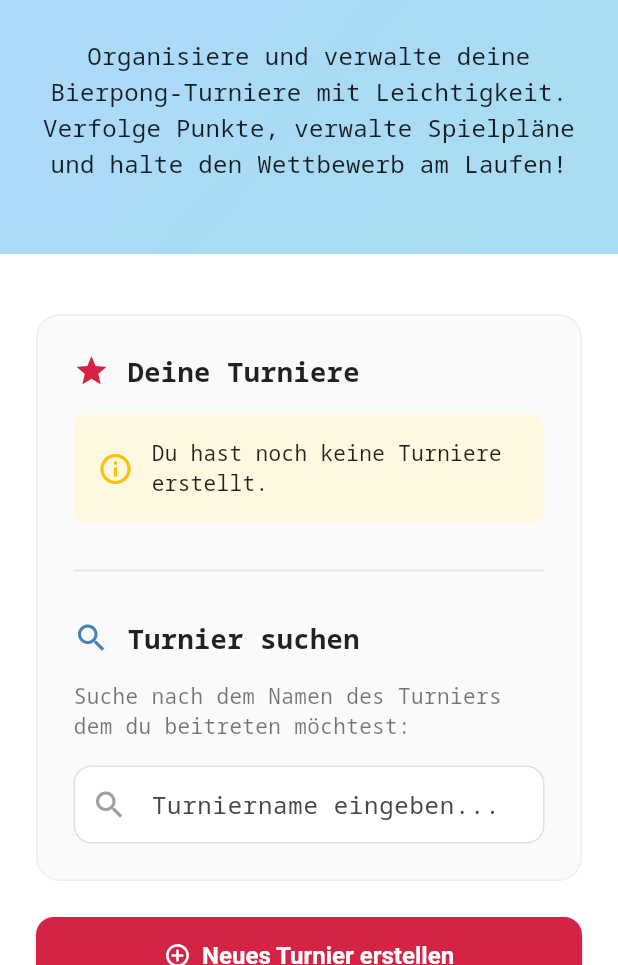
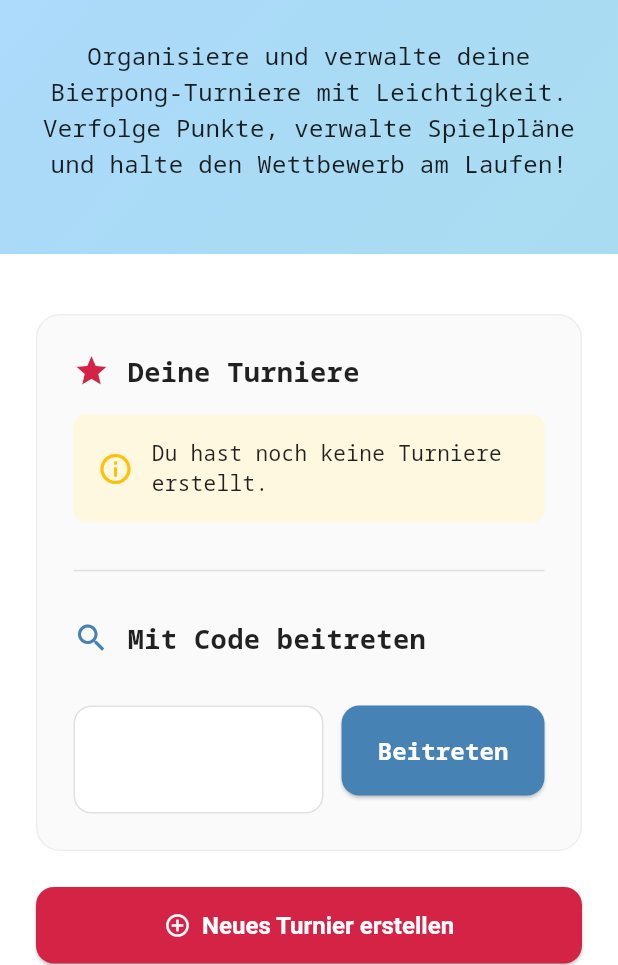
Before and after one commit to Captainbommel/pongstrong-flutter-app, a Flutter app: the screen it shows once a user with an empty profile is signed in, on a phone screen of 412 x 824 dp, the part 271-1236 px from its top. Run offline on Flutter 3.47's test engine with Material 3 defaults, Android fonts, the phone set to English and light mode, and no system bars; our stand-ins replace cloud_firestore, file_picker, firebase_auth, firebase_core, flutter_dotenv, google_fonts and 1 more; missing offline and left inert: dart:js_interop, graphview; accounts and stored records are empty; network calls fail.

Commit message:
feat: add join code functionality for tournaments;

```diff
--- a/lib/state/tournament_data_state.dart
+++ b/lib/state/tournament_data_state.dart
@@ -26,6 +26,7 @@ class TournamentDataState extends ChangeNotifier {
   bool _isKnockoutMode = false;
   String _tournamentStyle = 'groupsAndKnockouts';
   String? _selectedRuleset = 'bmt-cup';
+  String? _joinCode;
 
   // Async lock to serialise match operations and prevent interleaved
   // read-modify-write on the local match queue.
@@ -76,6 +77,9 @@ class TournamentDataState extends ChangeNotifier {
   /// The selected ruleset identifier, or `null` if disabled.
   String? get selectedRuleset => _selectedRuleset;
 
+  /// The 4-char join code for this tournament, or `null` if not set.
+  String? get joinCode => _joinCode;
+
   /// Whether team data has been loaded.
   bool get hasData => _teams.isNotEmpty;
 
@@ -101,6 +105,7 @@ class TournamentDataState extends ChangeNotifier {
       // Store tournament metadata
       _tournamentStyle = (tournamentInfo['tournamentStyle'] as String?) ??
           'groupsAndKnockouts';
+      _joinCode = tournamentInfo['joinCode'] as String?;
       if (tournamentInfo.containsKey('selectedRuleset')) {
         _selectedRuleset = tournamentInfo['selectedRuleset'] as String?;
       } else {
--- /dev/null
+++ b/lib/utils/join_code.dart
@@ -0,0 +1,48 @@
+import 'dart:math';
+
+/// Utility for generating and validating short tournament join codes.
+///
+/// Codes are 4-character uppercase alphanumeric strings using the
+/// characters `A-Z` (minus ambiguous `I`, `L`, `O`) and `2-9`
+/// (minus ambiguous `0`, `1`).
+///
+/// Every code is guaranteed to contain at least one letter so it
+/// cannot be confused with a pure number.
+class JoinCode {
+  JoinCode._();
+
+  /// Characters allowed in a join code (23 letters + 8 digits = 31).
+  static const String _letters = 'ABCDEFGHJKMNPQRSTUVWXYZ';
+  static const String _digits = '23456789';
+  static const String _allChars = '$_letters$_digits';
+
+  /// Length of a join code.
+  static const int codeLength = 4;
+
+  /// Generates a random join code guaranteed to contain at least one letter.
+  static String generate() {
+    final rng = Random.secure();
+    String code;
+    do {
+      code = String.fromCharCodes(
+        List.generate(codeLength,
+            (_) => _allChars.codeUnitAt(rng.nextInt(_allChars.length))),
+      );
+    } while (!_hasLetter(code));
+    return code;
+  }
+
+  /// Whether [code] is syntactically valid (4 chars from the allowed set,
+  /// at least one letter).
+  static bool isValid(String code) {
+    if (code.length != codeLength) return false;
+    if (!code.split('').every((c) => _allChars.contains(c))) return false;
+    return _hasLetter(code);
+  }
+
+  /// Normalises user input: trims whitespace and uppercases.
+  static String normalise(String input) => input.trim().toUpperCase();
+
+  static bool _hasLetter(String code) =>
+      code.split('').any((c) => _letters.contains(c));
+}
--- a/lib/views/landing/landing_page.dart
+++ b/lib/views/landing/landing_page.dart
@@ -1,10 +1,12 @@
 // Barrel export for landing page components
 import 'package:flutter/material.dart';
+import 'package:flutter/services.dart';
 import 'package:pongstrong/services/firestore_service/firestore_service.dart';
 import 'package:pongstrong/state/auth_state.dart';
 import 'package:pongstrong/state/tournament_data_state.dart';
 import 'package:pongstrong/state/tournament_selection_state.dart';
 import 'package:pongstrong/utils/colors.dart';
+import 'package:pongstrong/utils/join_code.dart';
 import 'package:pongstrong/views/landing/create_tournament_dialog.dart';
 import 'package:pongstrong/views/landing/impressum_dialog.dart';
 import 'package:pongstrong/views/landing/login_dialog.dart';
@@ -24,31 +26,29 @@ class LandingPage extends StatefulWidget {
 }
 
 class _LandingPageState extends State<LandingPage> {
-  late Future<List<String>> _tournamentsFuture;
   final FirestoreService _firestoreService = FirestoreService();
   bool _isLoadingTournament = false;
   final Map<String, Future<List<bool>>> _tournamentMetaCache = {};
-  final TextEditingController _searchController = TextEditingController();
-  String _searchQuery = '';
+  final TextEditingController _codeController = TextEditingController();
+  String? _codeError;
+  bool _isLookingUpCode = false;
   Future<List<String>>? _myTournamentsFuture;
   String? _myTournamentsUserId;
 
   @override
   void initState() {
     super.initState();
-    _tournamentsFuture = _firestoreService.listTournaments();
   }
 
   @override
   void dispose() {
-    _searchController.dispose();
+    _codeController.dispose();
     super.dispose();
   }
 
   void _refreshTournaments() {
     setState(() {
       _tournamentMetaCache.clear();
-      _tournamentsFuture = _firestoreService.listTournaments();
       _myTournamentsFuture = null;
       _myTournamentsUserId = null;
     });
@@ -562,12 +562,15 @@ class _LandingPageState extends State<LandingPage> {
                       size: isLarge ? 28 : 24,
                     ),
                     const SizedBox(width: 12),
-                    Text(
+                    Flexible(
+                      child: Text(
                         'Deine Turniere',
                         style: TextStyle(
                           fontSize: isLarge ? 22 : 18,
                           fontWeight: FontWeight.bold,
                           color: AppColors.textPrimary,
+                        ),
+                        overflow: TextOverflow.ellipsis,
                       ),
                     ),
                   ],
@@ -587,27 +590,22 @@ class _LandingPageState extends State<LandingPage> {
                     size: isLarge ? 28 : 24,
                   ),
                   const SizedBox(width: 12),
-                  Text(
-                    'Turnier suchen',
+                  Flexible(
+                    child: Text(
+                      'Mit Code beitreten',
                       style: TextStyle(
                         fontSize: isLarge ? 22 : 18,
                         fontWeight: FontWeight.bold,
                         color: AppColors.textPrimary,
                       ),
+                      overflow: TextOverflow.ellipsis,
+                    ),
                   ),
                 ],
               ),
               const SizedBox(height: 16),
-              const Text(
-                'Suche nach dem Namen des Turniers dem du beitreten möchtest:',
-                style: TextStyle(color: AppColors.textSecondary),
-              ),
               const SizedBox(height: 16),
-              _buildSearchBar(),
-              if (_searchQuery.isNotEmpty) ...[
-                const SizedBox(height: 16),
-                _buildSearchResults(),
-              ],
+              _buildCodeInput(),
             ],
           ),
         );
@@ -681,21 +679,35 @@ class _LandingPageState extends State<LandingPage> {
     );
   }
 
-  Widget _buildSearchBar() {
-    return TextField(
-      controller: _searchController,
+  Widget _buildCodeInput() {
+    return Row(
+      crossAxisAlignment: CrossAxisAlignment.start,
+      children: [
+        Expanded(
+          child: TextField(
+            controller: _codeController,
+            textCapitalization: TextCapitalization.characters,
+            maxLength: JoinCode.codeLength,
+            inputFormatters: [
+              FilteringTextInputFormatter.allow(RegExp('[a-zA-Z0-9]')),
+              UpperCaseTextFormatter(),
+            ],
+            cursorColor: GroupPhaseColors.steelblue,
+            style: const TextStyle(
+              fontSize: 24,
+              fontWeight: FontWeight.bold,
+              letterSpacing: 8,
+            ),
+            textAlign: TextAlign.center,
             decoration: InputDecoration(
-        hintText: 'Turniername eingeben...',
-        prefixIcon: const Icon(Icons.search, color: AppColors.textDisabled),
-        suffixIcon: _searchQuery.isNotEmpty
-            ? IconButton(
-                icon: const Icon(Icons.clear),
-                onPressed: () {
-                  _searchController.clear();
-                  setState(() => _searchQuery = '');
-                },
-              )
-            : null,
+              hintStyle: TextStyle(
+                fontSize: 24,
+                fontWeight: FontWeight.bold,
+                letterSpacing: 8,
+                color: AppColors.textDisabled.withAlpha(100),
+              ),
+              counterText: '',
+              errorText: _codeError,
               border: OutlineInputBorder(
                 borderRadius: BorderRadius.circular(12),
                 borderSide: const BorderSide(color: AppColors.grey300),
@@ -706,107 +718,84 @@ class _LandingPageState extends State<LandingPage> {
               ),
               focusedBorder: OutlineInputBorder(
                 borderRadius: BorderRadius.circular(12),
-          borderSide:
-              const BorderSide(color: GroupPhaseColors.steelblue, width: 2),
+                borderSide: const BorderSide(
+                    color: GroupPhaseColors.steelblue, width: 2),
+              ),
+              errorBorder: OutlineInputBorder(
+                borderRadius: BorderRadius.circular(12),
+                borderSide: const BorderSide(color: AppColors.error, width: 2),
               ),
               filled: true,
               fillColor: AppColors.surface,
               contentPadding:
-            const EdgeInsets.symmetric(horizontal: 16, vertical: 14),
+                  const EdgeInsets.symmetric(horizontal: 16, vertical: 18),
             ),
-      onChanged: (value) {
-        setState(() => _searchQuery = value.trim());
-      },
+            onSubmitted: (_) => _lookupCode(),
+          ),
+        ),
+        const SizedBox(width: 12),
+        SizedBox(
+          height: 60,
+          child: ElevatedButton(
+            onPressed: _isLookingUpCode ? null : _lookupCode,
+            style: ElevatedButton.styleFrom(
+              backgroundColor: GroupPhaseColors.steelblue,
+              foregroundColor: AppColors.textOnColored,
+              shape: RoundedRectangleBorder(
+                borderRadius: BorderRadius.circular(12),
+              ),
+              padding: const EdgeInsets.symmetric(horizontal: 24),
+            ),
+            child: _isLookingUpCode
+                ? const SizedBox(
+                    width: 20,
+                    height: 20,
+                    child: CircularProgressIndicator(
+                      strokeWidth: 2,
+                      valueColor: AlwaysStoppedAnimation<Color>(
+                          AppColors.textOnColored),
+                    ),
+                  )
+                : const Text(
+                    'Beitreten',
+                    style: TextStyle(
+                      fontSize: 16,
+                      fontWeight: FontWeight.w600,
+                    ),
+                  ),
+          ),
+        ),
+      ],
     );
   }
 
-  Widget _buildSearchResults() {
-    return FutureBuilder<List<String>>(
-      future: _tournamentsFuture,
-      builder: (context, snapshot) {
-        if (snapshot.connectionState == ConnectionState.waiting) {
-          return const Center(
-            child: Padding(
-              padding: EdgeInsets.all(16.0),
-              child: CircularProgressIndicator(),
-            ),
-          );
+  Future<void> _lookupCode() async {
+    final code = JoinCode.normalise(_codeController.text);
+    if (!JoinCode.isValid(code)) {
+      setState(
+          () => _codeError = 'Bitte gib einen gültigen 4-stelligen Code ein');
+      return;
     }
 
-        if (snapshot.hasError) {
-          return Container(
-            padding: const EdgeInsets.all(16),
-            decoration: BoxDecoration(
-              color: AppColors.errorLight,
-              borderRadius: BorderRadius.circular(8),
-            ),
-            child: Row(
-              children: [
-                const Icon(Icons.error_outline, color: AppColors.error),
-                const SizedBox(width: 12),
-                Expanded(
-                  child: Text(
-                    'Fehler beim Laden: ${snapshot.error}',
-                    style: const TextStyle(color: AppColors.error),
-                  ),
-                ),
-              ],
-            ),
-          );
+    setState(() {
+      _codeError = null;
+      _isLookingUpCode = true;
+    });
+
+    final tournamentId = await _firestoreService.findTournamentByCode(code);
+
+    if (!mounted) return;
+
+    if (tournamentId == null) {
+      setState(() {
+        _isLookingUpCode = false;
+        _codeError = 'Kein Turnier mit diesem Code gefunden';
+      });
+      return;
     }
 
-        final allTournaments = snapshot.data ?? [];
-        final filtered = allTournaments
-            .where(
-                (id) => id.toLowerCase().contains(_searchQuery.toLowerCase()))
-            .toList();
-
-        if (filtered.isEmpty) {
-          return Container(
-            padding: const EdgeInsets.all(16),
-            decoration: BoxDecoration(
-              color: AppColors.cautionLight,
-              borderRadius: BorderRadius.circular(8),
-            ),
-            child: const Row(
-              children: [
-                Icon(Icons.info_outline, color: AppColors.caution),
-                SizedBox(width: 12),
-                Expanded(
-                  child: Text(
-                    'Kein Turnier gefunden.',
-                    style: TextStyle(color: AppColors.textPrimary),
-                  ),
-                ),
-              ],
-            ),
-          );
-        }
-
-        if (_isLoadingTournament) {
-          return const Center(
-            child: Padding(
-              padding: EdgeInsets.all(16.0),
-              child: Column(
-                children: [
-                  CircularProgressIndicator(
-                    valueColor: AlwaysStoppedAnimation<Color>(
-                      GroupPhaseColors.cupred,
-                    ),
-                  ),
-                  SizedBox(height: 16),
-                  Text('Turnier wird geladen...'),
-                ],
-              ),
-            ),
-          );
-        }
-
-        return Column(
-          children: filtered.map((id) => _buildTournamentListItem(id)).toList(),
-        );
-      },
-    );
+    setState(() => _isLookingUpCode = false);
+    _onTournamentSelected(tournamentId);
   }
 
   Future<List<bool>> _getTournamentMeta(
@@ -836,7 +825,7 @@ class _LandingPageState extends State<LandingPage> {
             IconData trailingIcon;
 
             if (isCreator) {
-              subtitleText = 'Dein Turnier • Tippen zum Öffnen';
+              subtitleText = 'Tippen zum Öffnen';
               trailingIcon = Icons.arrow_forward_ios;
             } else if (hasPassword) {
               subtitleText = 'Tippen für Passwort-Eingabe';
@@ -949,3 +938,14 @@ class _LandingPageState extends State<LandingPage> {
     );
   }
 }
+
+/// Converts text input to uppercase as the user types.
+class UpperCaseTextFormatter extends TextInputFormatter {
+  @override
+  TextEditingValue formatEditUpdate(
+    TextEditingValue oldValue,
+    TextEditingValue newValue,
+  ) {
+    return newValue.copyWith(text: newValue.text.toUpperCase());
+  }
+}
```
Also changed, not shown: lib/app.dart (+35 -0 lines), lib/services/firestore_service/tournament_auth_service.dart (+52 -1 lines), lib/views/admin/widgets/import_export_card.dart (+57 -75 lines), lib/views/mobile_drawer.dart (+55 -5 lines), 1 other file. Lines whose indentation alone changed are shown as unchanged.
